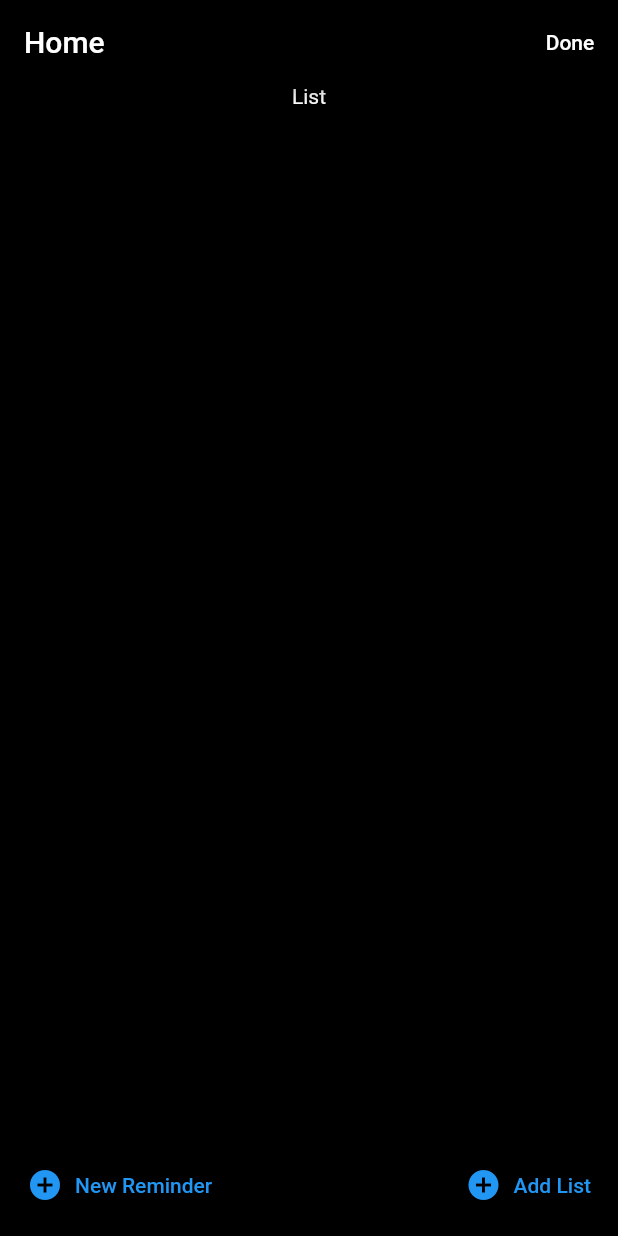
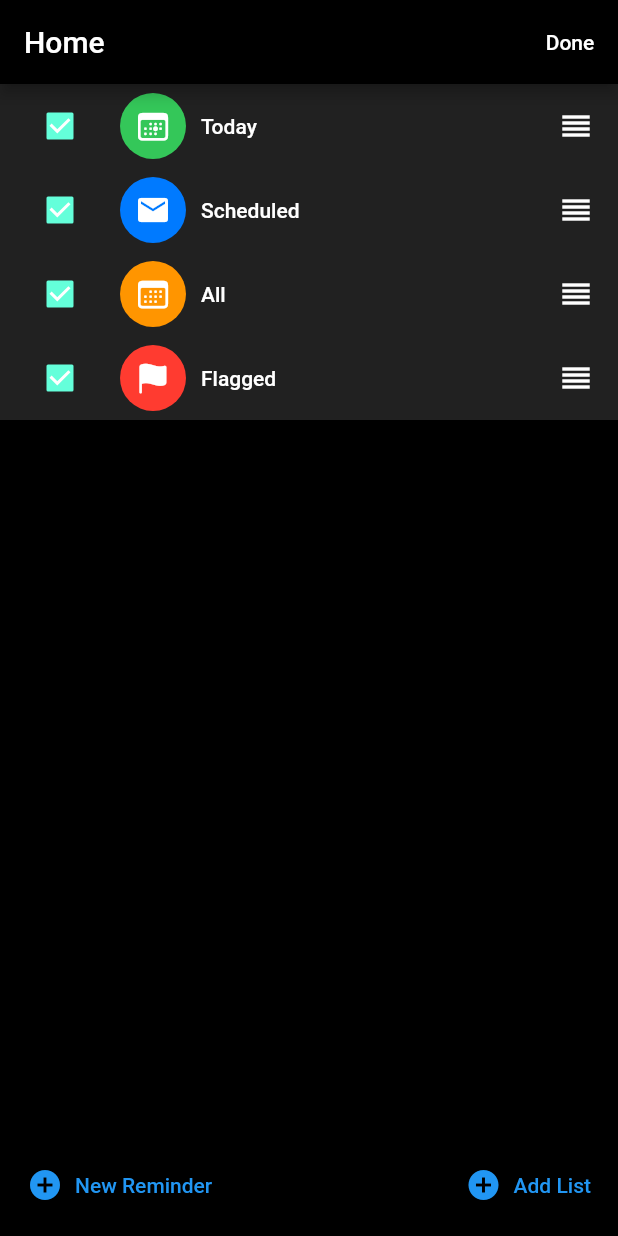
Before and after one commit to Abhishek12345679/first_flutter_app, a Flutter app: the screen it shows after launch, after a tap on "Edit", on a phone screen of 412 x 824 dp. Run offline on Flutter 3.47's test engine with Material 2 defaults, Android fonts, the phone set to English and light mode, and no system bars.

Commit message:
playin around

```diff
--- a/lib/models/category.dart
+++ b/lib/models/category.dart
@@ -3,13 +3,17 @@ import 'package:first_app/common/widgets/category_icon.dart';
 class Category {
   int reminderCount;
   String name;
-  bool? isChecked = true;
+  bool isChecked;
   final CategoryIcon icon;
 
   Category({
     required this.icon,
     required this.reminderCount,
-    this.isChecked,
+    this.isChecked = true,
     required this.name,
   });
+
+  void toggleIsChecked() {
+    isChecked = !isChecked;
+  }
 }
--- a/lib/models/category_collection.dart
+++ b/lib/models/category_collection.dart
@@ -1,17 +1,20 @@
+import 'dart:collection';
+
 import 'package:first_app/common/widgets/category_icon.dart';
 import 'package:first_app/models/category.dart';
 import 'package:flutter/cupertino.dart';
 import 'package:flutter/material.dart';
 
 class CategoryCollection {
-  final List<Category> categories = [
+  final List<Category> _categories = [
     Category(
-        reminderCount: 0,
-        name: 'Today',
-        icon: const CategoryIcon(
-          bgColor: CupertinoColors.activeGreen,
-          iconData: CupertinoIcons.calendar_today,
-        )),
+      reminderCount: 0,
+      name: 'Today',
+      icon: const CategoryIcon(
+        bgColor: CupertinoColors.activeGreen,
+        iconData: CupertinoIcons.calendar_today,
+      ),
+    ),
     Category(
       reminderCount: 0,
       name: 'Scheduled',
@@ -37,4 +40,15 @@ class CategoryCollection {
       ),
     ),
   ];
+
+  UnmodifiableListView<Category> get categories =>
+      UnmodifiableListView(_categories);
+
+  Category removeItem(int index) {
+    return _categories.removeAt(index);
+  }
+
+  insertItem(int index, Category item) {
+    _categories.insert(index, item);
+  }
 }
--- a/lib/screens/home/grid_view_items.dart
+++ b/lib/screens/home/grid_view_items.dart
@@ -17,6 +17,7 @@ class GridViewItems extends StatelessWidget {
         mainAxisSpacing: 10,
         padding: const EdgeInsets.all(10),
         children: categoryCollection.categories
+            .where((cat) => cat.isChecked)
             .map((e) => Container(
                   decoration: BoxDecoration(
                     borderRadius: BorderRadius.circular(10),
--- a/lib/screens/home/home_screen.dart
+++ b/lib/screens/home/home_screen.dart
@@ -46,7 +46,7 @@ class _HomeScreenState extends State<HomeScreen> {
             Expanded(
               child: layoutType == 'grid'
                   ? GridViewItems(categoryCollection: categoryCollection)
-                  : ListViewItems(),
+                  : ListViewItems(categoryCollection: categoryCollection),
             ),
             Footer()
           ],
--- a/lib/screens/home/list_view_items.dart
+++ b/lib/screens/home/list_view_items.dart
@@ -1,6 +1,12 @@
+import 'package:first_app/models/category.dart';
+import 'package:first_app/models/category_collection.dart';
 import 'package:flutter/material.dart';
 
 class ListViewItems extends StatefulWidget {
+  final CategoryCollection categoryCollection;
+
+  const ListViewItems({required this.categoryCollection});
+
   @override
   State<ListViewItems> createState() => _ListViewItemsState();
 }
@@ -9,8 +15,51 @@ class _ListViewItemsState extends State<ListViewItems> {
   @override
   Widget build(BuildContext context) {
     return Container(
-      child: Text(
-        'List',
+      child: ReorderableListView(
+        onReorder: (int oldIndex, int newIndex) {
+          setState(() {
+            if (oldIndex < newIndex) {
+              newIndex -= 1;
+            }
+            final Category item =
+                widget.categoryCollection.removeItem(oldIndex);
+            widget.categoryCollection.insertItem(newIndex, item);
+          });
+        },
+        children: widget.categoryCollection.categories
+            .map(
+              (cat) => ListTile(
+                key: UniqueKey(),
+                style: ListTileStyle.drawer,
+                leading: Checkbox(
+                  value: cat.isChecked,
+                  onChanged: (bool? value) {
+                    setState(() {
+                      cat.toggleIsChecked();
+                    });
+                  },
+                ),
+                // leading: Container(
+                //     padding: EdgeInsets.all(3),
+                //     decoration: BoxDecoration(
+                //       shape: BoxShape.circle,
+                //       color: Colors.blueAccent,
+                //     ),
+                //     child: Icon(Icons.check)),
+                trailing: Icon(Icons.reorder),
+                tileColor: Colors.grey[900],
+                title: Row(
+                  children: [
+                    cat.icon,
+                    SizedBox(
+                      width: 10,
+                    ),
+                    Text(cat.name),
+                  ],
+                ),
+              ),
+            )
+            .toList(),
       ),
     );
   }
```
